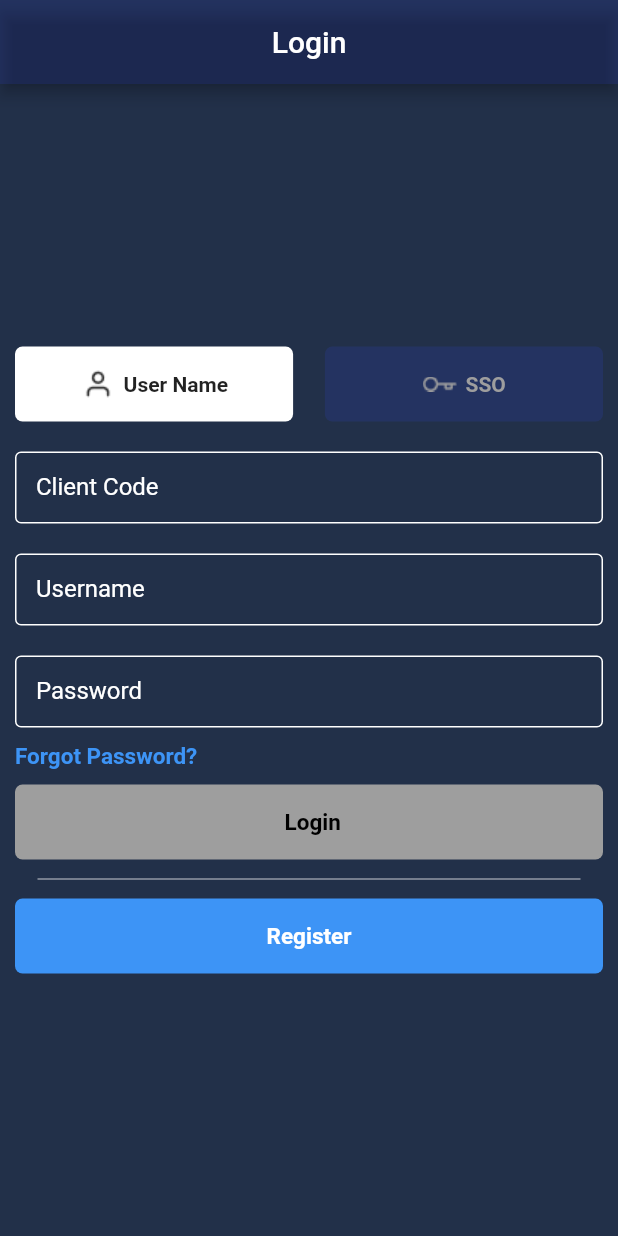
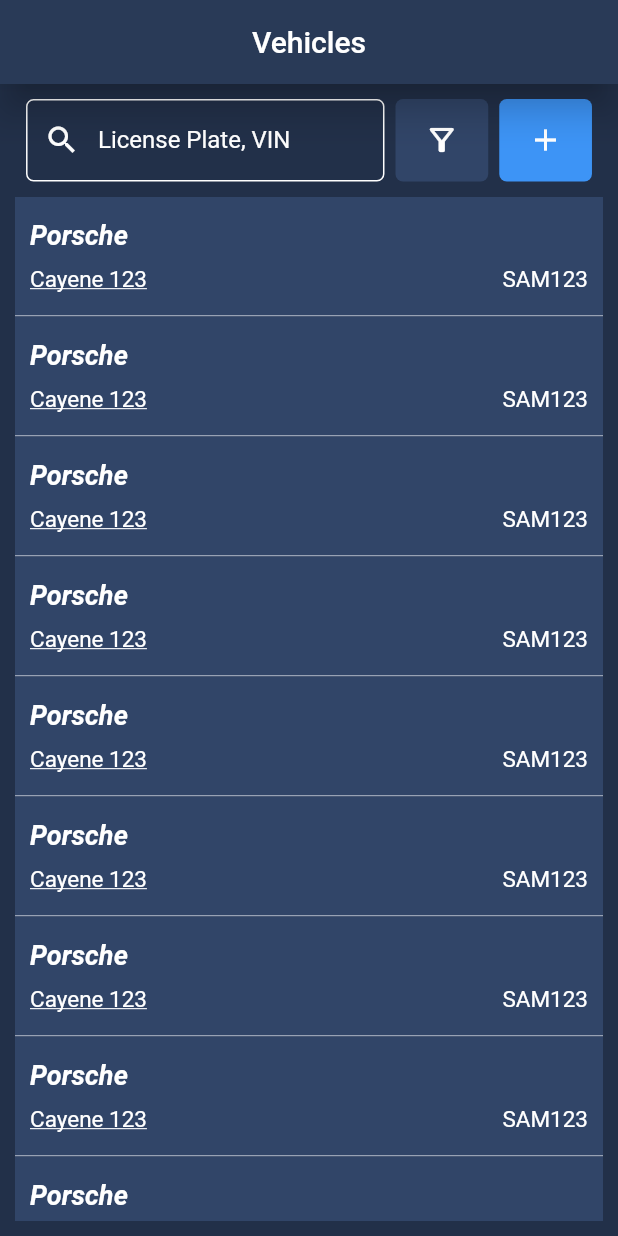
Before and after one commit to asaddigital2809/erply_proj, a Flutter app: the screen it shows after launch, on a phone screen of 412 x 824 dp. Run offline on Flutter 3.47's test engine with Material 2 defaults, Android fonts, the phone set to English and light mode, and no system bars; our stand-ins replace get, shared_preferences.

Commit message:
vehicle screen

```diff
--- a/lib/constants/color_assets.dart
+++ b/lib/constants/color_assets.dart
@@ -1,7 +1,8 @@
 import 'package:flutter/cupertino.dart';
 
 class AppColors{
-  static  Color backGroundColor = const Color(0xFF223049);
-  static  Color primaryColor = const Color(0x223049FF);
+  static  Color primaryColorDark = const Color(0xFF223049);
+  static  Color primaryColor = const Color(0xFF293a57);
+  static  Color primaryColorLight = const Color(0xFF314568);
   static  Color blueColor = const Color(0xFF3D94F6);
 }
--- a/lib/main.dart
+++ b/lib/main.dart
@@ -1,6 +1,7 @@
 import 'package:flutter/material.dart';
 import 'package:practice_graphql/view/devices_screen/device_data_screen.dart';
 import 'package:practice_graphql/view/login/login_screen.dart';
+import 'package:practice_graphql/view/vehicle_screens/vehical_details.dart';
 
 import 'constants/color_assets.dart';
 
@@ -21,7 +22,7 @@ class MyApp extends StatelessWidget {
           colorScheme: ColorScheme.fromSwatch().copyWith(
             primary: AppColors.primaryColor,
           ),),
-      home:  const LoginScreen(),
+      home:  const VehicleDetails(),
     );
   }
 }
--- a/lib/view/login/login_screen.dart
+++ b/lib/view/login/login_screen.dart
@@ -25,7 +25,7 @@ class _LoginScreenState extends State<LoginScreen> {
     double height = size.height;
 
     return Scaffold(
-      backgroundColor: AppColors.backGroundColor,
+      backgroundColor: AppColors.primaryColorDark,
       appBar: AppBar(
         centerTitle: true,
         title: const Text('Login'),
@@ -109,7 +109,7 @@ class _LoginScreenState extends State<LoginScreen> {
                       child: defaultContainer(Colors.grey,Row(
                           mainAxisAlignment: MainAxisAlignment.center,
                           children:  [
-                        _isLoading ==  true ? SizedBox(height: 15,width: 15,child: CircularProgressIndicator(color: AppColors.backGroundColor,strokeWidth: 2)) : const Text(''),
+                        _isLoading ==  true ? SizedBox(height: 15,width: 15,child: CircularProgressIndicator(color: AppColors.primaryColorDark,strokeWidth: 2)) : const Text(''),
                         const SizedBox(width: 5,),
                         const Center(child: Text('Login',style: TextStyle(color: Colors.black,fontWeight: FontWeight.bold,fontSize: 15))),
                       ]), 50, width)),
--- /dev/null
+++ b/lib/view/vehicle_screens/vehical_details.dart
@@ -0,0 +1,118 @@
+import 'package:flutter/material.dart';
+import 'package:get/get.dart';
+import 'package:get/get_core/src/get_main.dart';
+import 'package:practice_graphql/constants/color_assets.dart';
+import 'package:practice_graphql/view/vehicle_screens/add_vehicle.dart';
+import 'package:practice_graphql/view/widgets/custom_text.dart';
+
+class VehicleDetails extends StatefulWidget {
+  const VehicleDetails({Key? key}) : super(key: key);
+
+  @override
+  _VehicleDetailsState createState() => _VehicleDetailsState();
+}
+
+class _VehicleDetailsState extends State<VehicleDetails> {
+  @override
+  Widget build(BuildContext context) {
+    Size size = MediaQuery.of(context).size;
+    double height = size.height;
+    double width = size.width;
+    return Scaffold(
+      backgroundColor: AppColors.primaryColorDark,
+      appBar: AppBar(
+        elevation: 10,
+        centerTitle: true,
+        title: const Text('Vehicles'),
+      ),
+      body: Padding(
+        padding: const EdgeInsets.all(10),
+        child: Column(children:  [
+          Row(
+            mainAxisAlignment: MainAxisAlignment.spaceEvenly,
+            children: [
+              SizedBox(
+                height: 55,
+                width: width * 0.58,
+                child: const TextField(
+                  style:  TextStyle(color: Colors.white),
+                  decoration: InputDecoration(
+                    prefixIcon: Icon(Icons.search,color: Colors.white,),
+                    labelStyle: TextStyle(color: Colors.white),
+                    labelText: "License Plate, VIN",
+                    enabledBorder: OutlineInputBorder(
+                      borderRadius: BorderRadius.all(Radius.circular(5.0)),
+                      borderSide: BorderSide(
+                        color: Colors.white,
+                      ),
+                    ),
+                    focusedBorder: OutlineInputBorder(
+                      borderRadius: BorderRadius.all(Radius.circular(5.0)),
+                      borderSide: BorderSide(color: Colors.grey),
+                    ),
+                  ),
+                ),
+              ),
+              Container(
+                height: 55,
+                width: width * 0.15,
+                decoration: BoxDecoration(
+                  color: AppColors.primaryColorLight,
+                  borderRadius: BorderRadius.circular(5),
+                ),
+                child: const Center(child: Icon(Icons.filter_alt_outlined,color: Colors.white,)),
+
+              ),
+              InkWell(
+                onTap: (){
+                  Navigator.push(context, MaterialPageRoute(builder: (context)=>const AddNewVehicle()));
+                },
+                child: Container(
+                  height: 55,
+                  width: width * 0.15,
+                  decoration: BoxDecoration(
+                    color: AppColors.blueColor,
+                    borderRadius: BorderRadius.circular(5),
+                  ),
+                  child: const Center(child: Icon(Icons.add,color: Colors.white,)),
+
+                ),
+              ),
+            ],
+          ),
+          const SizedBox(height: 10,),
+          Expanded(
+              child: ListView.builder(
+                  itemCount: 20,
+                  itemBuilder: (BuildContext ctx,int index){
+                return  Container(
+                    padding: const EdgeInsets.all(10),
+                    width: width,
+                    height: 80,
+                    decoration: BoxDecoration(
+                        color: AppColors.primaryColorLight,
+                        border: Border(bottom: BorderSide(color: Colors.white.withOpacity(0.5),width: 1))
+                        // borderRadius: BorderRadius.circular(5)
+                    ),
+                    child: Column(
+                      mainAxisAlignment: MainAxisAlignment.spaceAround,
+                      crossAxisAlignment: CrossAxisAlignment.start,
+                      children: [
+                        headingTextThree('Porsche', 18, Colors.white, FontWeight.bold),
+                        Row(
+                          children: [
+                            headingTextUnderLine('Cayene 123', 15, Colors.white , FontWeight.normal),
+                            const Spacer(),
+                            headingText('SAM123', 15, Colors.white, FontWeight.normal)
+                          ],
+                        ),
+                      ],
+                    ),
+                  );
+              }),
+          )
+        ]),
+      ),
+    );
+  }
+}
--- a/lib/view/widgets/custom_text.dart
+++ b/lib/view/widgets/custom_text.dart
@@ -19,6 +19,17 @@ Widget headingText(text,double size,Color color,FontWeight weight){
         fontSize: size,
         color: color,
         fontWeight: weight
+    ),
+  );
+}
+Widget headingTextUnderLine(text,double size,Color color,FontWeight weight){
+  return Text(
+    text ?? "",
+    style: TextStyle(
+        fontSize: size,
+        color: color,
+        fontWeight: weight,
+      decoration: TextDecoration.underline
     ),
   );
 }
```
Also changed, not shown: lib/controller/add_vehicle_controller.dart (added, +11 -0 lines), lib/view/devices_screen/device_data_screen.dart (+5 -5 lines), lib/view/vehicle_screens/add_vehicle.dart (added, +72 -0 lines).
